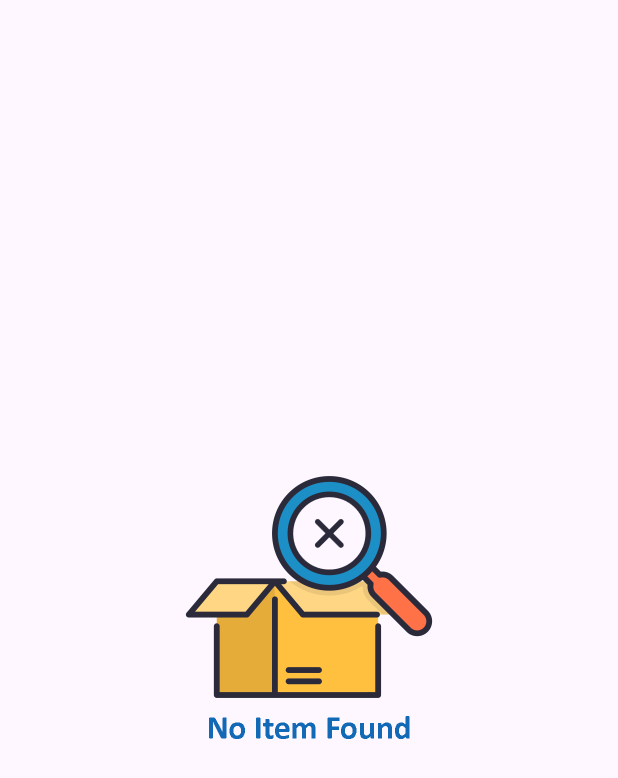
After one commit to niranjan2052/taskManager, an Android app: the layout recycler_empty_layout.xml on its own in the app's theme, with its tools: preview values and no code run, on a phone screen of 412 x 824 dp. The commit adds this screen. Shown: the top 778 px of the screen. Run offline under Robolectric (Android 15) with nearby library versions, the phone set to English and light mode, and no system bars.

Commit message:
Empty Item shown on MainActivity

```diff
--- /dev/null
+++ b/app/src/main/res/layout/recycler_empty_layout.xml
@@ -0,0 +1,15 @@
+<?xml version="1.0" encoding="utf-8"?>
+<LinearLayout xmlns:android="http://schemas.android.com/apk/res/android"
+    android:orientation="vertical"
+    android:layout_width="match_parent"
+    android:gravity="center"
+    android:layout_height="match_parent">
+
+        <ImageView
+            android:id="@+id/empty_image"
+            android:layout_width="200dp"
+            android:layout_height="200dp"
+            android:src="@drawable/noitem"
+            />
+
+</LinearLayout>
```
Also changed, not shown: app/src/main/java/com/example/taskmanager/MainActivity.java (+29 -25 lines), app/src/main/java/com/example/taskmanager/RecyclerTaskAdapter.java (+3 -4 lines), app/src/main/res/layout/activity_main.xml (+21 -11 lines).
